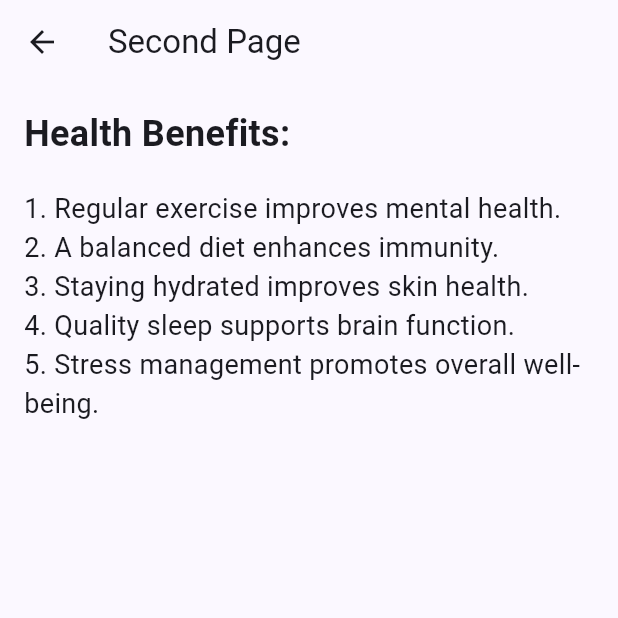
After one commit to abhishek20111/BMI, a Flutter app: the screen it shows after launch, after a tap on "Next", on a phone screen of 412 x 824 dp, the top half of it. The commit adds this screen. Run offline on Flutter 3.47's test engine with Material 3 defaults, Android fonts, the phone set to English and light mode, and no system bars.

Commit message:
new update2

```diff
--- /dev/null
+++ b/lib/SecondPage.dart
@@ -0,0 +1,30 @@
+import 'package:flutter/material.dart';
+
+class SecondPage extends StatelessWidget {
+  @override
+  Widget build(BuildContext context) {
+    return Scaffold(
+      appBar: AppBar(
+        title: Text("Second Page"),
+      ),
+      body: Padding(
+        padding: const EdgeInsets.all(16.0), // Add some padding for better spacing
+        child: Column(
+          crossAxisAlignment: CrossAxisAlignment.start, // Align text to the start
+          children: [
+            Text(
+              "Health Benefits:",
+              style: TextStyle(fontSize: 24, fontWeight: FontWeight.bold),
+            ),
+            SizedBox(height: 20), // Space between title and the list
+            Text("1. Regular exercise improves mental health.", style: TextStyle(fontSize: 18)),
+            Text("2. A balanced diet enhances immunity.", style: TextStyle(fontSize: 18)),
+            Text("3. Staying hydrated improves skin health.", style: TextStyle(fontSize: 18)),
+            Text("4. Quality sleep supports brain function.", style: TextStyle(fontSize: 18)),
+            Text("5. Stress management promotes overall well-being.", style: TextStyle(fontSize: 18)),
+          ],
+        ),
+      ),
+    );
+  }
+}
--- a/lib/main.dart
+++ b/lib/main.dart
@@ -1,4 +1,6 @@
+import 'package:bmi/SecondPage.dart';
 import 'package:flutter/material.dart';
+import 'SecondPage.dart';
 
 void main() {
   runApp(const MyApp());
@@ -140,11 +142,18 @@ class _MyHomePageState extends State<MyHomePage> {
                     child: Text("Calculate"))
                 ,
                 SizedBox(height: 100,),
-                Text(result, style: TextStyle(fontSize: 20),)
+                Text(result, style: TextStyle(fontSize: 20),),
+                SizedBox(height: 100,),
+                ElevatedButton(onPressed: (){
+                  Navigator.push(context, MaterialPageRoute(builder: (context){
+                    return SecondPage();
+                  },));
+                }, child: const Text("Next"))
               ],
             ),
           ),
         ),
+
       )
    );
   }
```
